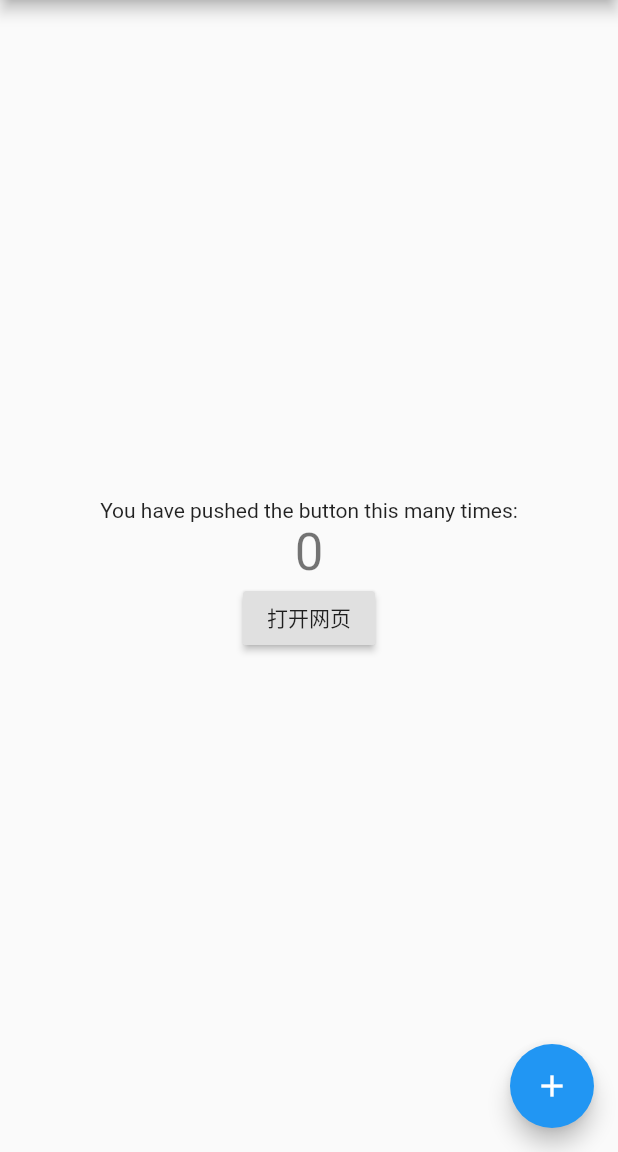
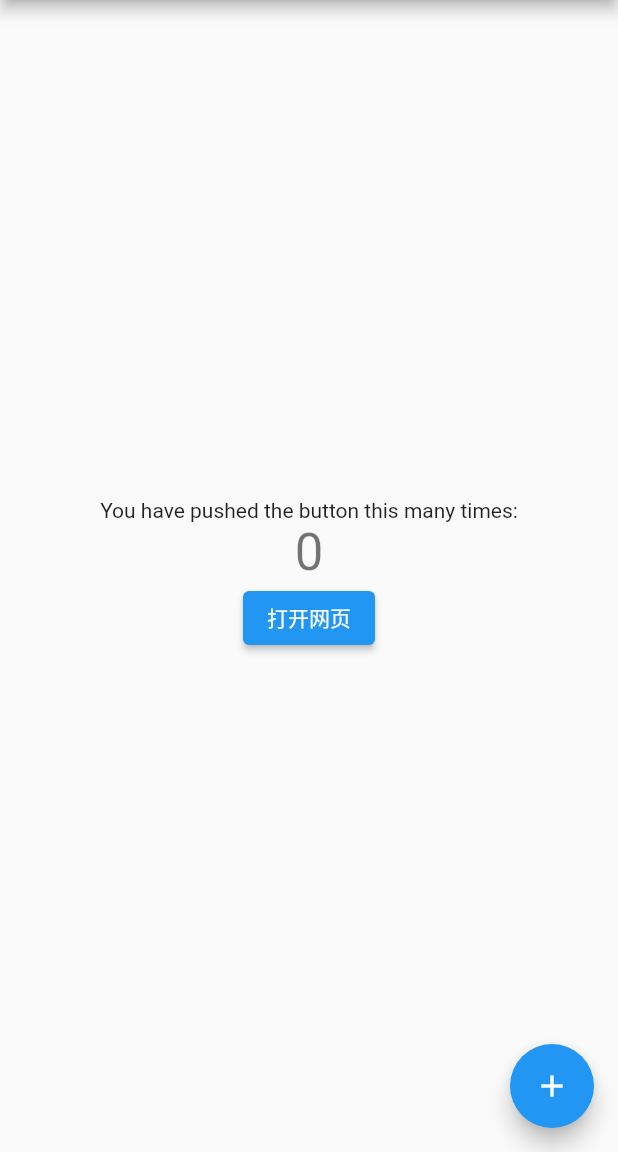
Before and after one commit to flutter-fast-kit/fk_webview, a Flutter app: the screen it shows after launch, on a phone screen of 412 x 824 dp, the part 84-1236 px from its top. Run offline on Flutter 3.47's test engine with Material 2 defaults, Android fonts, the phone set to English and light mode, and no system bars; our stand-ins replace connectivity; missing offline and left inert: fk_action_sheet, flutter_inappwebview, rx_event_bus.

Commit message:
fix interface params

```diff
--- a/example/lib/main.dart
+++ b/example/lib/main.dart
@@ -25,7 +25,7 @@ class MyApp extends StatelessWidget {
 
 class BizJavaScriptHandlerInterceptor implements JavaScriptHandlerInterceptor {
   @override
-  Future<JavaScriptHandlerResult> handler(JavaScriptHandler handler, List<dynamic> args) async {
+  Future<JavaScriptHandlerResult?> handler(JavaScriptHandler handler, List<dynamic> args) async {
     if (handler.name == 'scanQRCode') {
       return JavaScriptHandlerResult(data: 'ok!');
     }
@@ -33,7 +33,7 @@ class BizJavaScriptHandlerInterceptor implements JavaScriptHandlerInterceptor {
 }
 
 class MyHomePage extends StatefulWidget {
-  MyHomePage({Key key, this.title}) : super(key: key);
+  MyHomePage({Key? key, required this.title}) : super(key: key);
 
   final String title;
 
@@ -72,7 +72,7 @@ class _MyHomePageState extends State<MyHomePage> {
               '$_counter',
               style: Theme.of(context).textTheme.headline4,
             ),
-            RaisedButton(
+            ElevatedButton(
               child: Text('打开网页'),
               onPressed: () {
                 Navigator.push(context, MaterialPageRoute(
--- a/lib/src/handler/javascript_handler_interceptor.dart
+++ b/lib/src/handler/javascript_handler_interceptor.dart
@@ -1,7 +1,7 @@
 import 'package:flutter/foundation.dart';
 
 abstract class JavaScriptHandlerInterceptor {
-  Future<JavaScriptHandlerResult> handler(JavaScriptHandler handler, List<dynamic> args);
+  Future<JavaScriptHandlerResult?> handler(JavaScriptHandler handler, List<dynamic> args);
 }
 
 @immutable
```
Also changed, not shown: example/lib/web_view_page.dart (+4 -4 lines).
